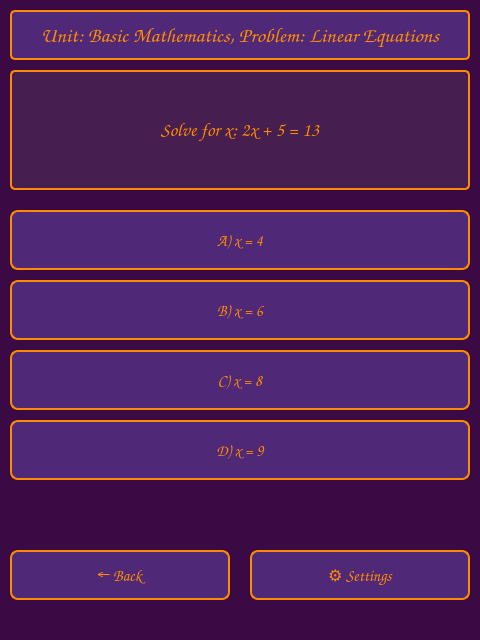
First picture: the form in Externals/Qt/MultipleChoiceWindow.ui, repository DRBC-Systems/PipinoCosmos, before the edit.
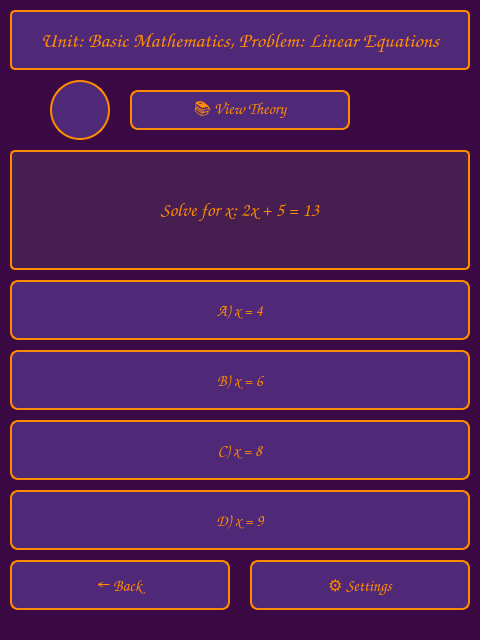
Second picture: the form after the edit. Icons and pictures are not drawn.

Commit message: Working UI + feeding model with Problem and Difficulty with success testing.

Diff of the .ui file:
```diff
--- a/Externals/Qt/MultipleChoiceWindow.ui
+++ b/Externals/Qt/MultipleChoiceWindow.ui
@@ -24,7 +24,7 @@
       <x>10</x>
       <y>10</y>
       <width>460</width>
-      <height>50</height>
+      <height>60</height>
      </rect>
     </property>
     <property name="font">
@@ -50,11 +50,74 @@
      <set>Qt::AlignmentFlag::AlignCenter</set>
     </property>
    </widget>
+   <widget class="QLabel" name="pipinoIcon">
+    <property name="geometry">
+     <rect>
+      <x>50</x>
+      <y>80</y>
+      <width>60</width>
+      <height>60</height>
+     </rect>
+    </property>
+    <property name="styleSheet">
+     <string notr="true">QLabel {
+    border: 2px solid rgb(255, 140, 0);
+    border-radius: 30px;
+    background-color: rgb(80, 40, 120);
+}</string>
+    </property>
+    <property name="text">
+     <string/>
+    </property>
+    <property name="pixmap">
+     <pixmap>../../Assets/pipingo_Icon.png</pixmap>
+    </property>
+    <property name="scaledContents">
+     <bool>true</bool>
+    </property>
+    <property name="alignment">
+     <set>Qt::AlignmentFlag::AlignCenter</set>
+    </property>
+   </widget>
+   <widget class="QPushButton" name="theoryButton">
+    <property name="geometry">
+     <rect>
+      <x>130</x>
+      <y>90</y>
+      <width>220</width>
+      <height>40</height>
+     </rect>
+    </property>
+    <property name="font">
+     <font>
+      <family>Comic Sans MS</family>
+      <pointsize>12</pointsize>
+     </font>
+    </property>
+    <property name="styleSheet">
+     <string notr="true">QPushButton {
+    border: 2px solid rgb(255, 140, 0);
+    border-radius: 8px;
+    padding: 8px;
+    color: rgb(255, 140, 0);
+    background-color: rgb(80, 40, 120);
+}
+QPushButton:hover {
+    background-color: rgb(90, 45, 130);
+}
+QPushButton:pressed {
+    background-color: rgb(70, 35, 110);
+}</string>
+    </property>
+    <property name="text">
+     <string>📚 View Theory</string>
+    </property>
+   </widget>
    <widget class="QLabel" name="problemLabel">
     <property name="geometry">
      <rect>
       <x>10</x>
-      <y>70</y>
+      <y>150</y>
       <width>460</width>
       <height>120</height>
      </rect>
@@ -88,7 +151,7 @@
     <property name="geometry">
      <rect>
       <x>10</x>
-      <y>210</y>
+      <y>280</y>
       <width>460</width>
       <height>60</height>
      </rect>
@@ -122,7 +185,7 @@
     <property name="geometry">
      <rect>
       <x>10</x>
-      <y>280</y>
+      <y>350</y>
       <width>460</width>
       <height>60</height>
      </rect>
@@ -156,7 +219,7 @@
     <property name="geometry">
      <rect>
       <x>10</x>
-      <y>350</y>
+      <y>420</y>
       <width>460</width>
       <height>60</height>
      </rect>
@@ -190,7 +253,7 @@
     <property name="geometry">
      <rect>
       <x>10</x>
-      <y>420</y>
+      <y>490</y>
       <width>460</width>
       <height>60</height>
      </rect>
@@ -224,7 +287,7 @@
     <property name="geometry">
      <rect>
       <x>10</x>
-      <y>550</y>
+      <y>560</y>
       <width>220</width>
       <height>50</height>
      </rect>
@@ -259,7 +322,7 @@
     <property name="geometry">
      <rect>
       <x>250</x>
-      <y>550</y>
+      <y>560</y>
       <width>220</width>
       <height>50</height>
      </rect>
```
The commit also changes 7 other files.
